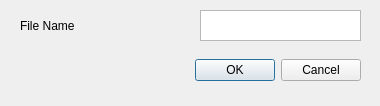
Before: the Qt Designer form ui/getstring.ui in berndhs/satview, drawn with Qt 5.
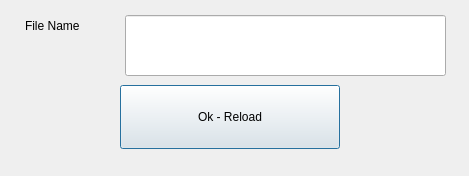
After: the same form once the commit is applied.

The edit to the form file:
```diff
--- a/ui/getstring.ui
+++ b/ui/getstring.ui
@@ -6,45 +6,19 @@
    <rect>
     <x>0</x>
     <y>0</y>
-    <width>380</width>
-    <height>106</height>
+    <width>469</width>
+    <height>176</height>
    </rect>
   </property>
   <property name="windowTitle">
    <string>Dialog</string>
   </property>
-  <widget class="QDialogButtonBox" name="buttonBox">
-   <property name="geometry">
-    <rect>
-     <x>140</x>
-     <y>50</y>
-     <width>221</width>
-     <height>41</height>
-    </rect>
-   </property>
-   <property name="orientation">
-    <enum>Qt::Horizontal</enum>
-   </property>
-   <property name="standardButtons">
-    <set>QDialogButtonBox::Cancel|QDialogButtonBox::Ok</set>
-   </property>
-  </widget>
-  <widget class="QPlainTextEdit" name="textValueBox">
-   <property name="geometry">
-    <rect>
-     <x>200</x>
-     <y>10</y>
-     <width>161</width>
-     <height>31</height>
-    </rect>
-   </property>
-  </widget>
   <widget class="QLabel" name="boxLabel">
    <property name="geometry">
     <rect>
-     <x>20</x>
+     <x>25</x>
      <y>10</y>
-     <width>171</width>
+     <width>81</width>
      <height>31</height>
     </rect>
    </property>
@@ -52,6 +26,29 @@
     <string>File Name</string>
    </property>
   </widget>
+  <widget class="QPushButton" name="okButton">
+   <property name="geometry">
+    <rect>
+     <x>120</x>
+     <y>85</y>
+     <width>220</width>
+     <height>64</height>
+    </rect>
+   </property>
+   <property name="text">
+    <string>Ok - Reload</string>
+   </property>
+  </widget>
+  <widget class="QLineEdit" name="textValueBox">
+   <property name="geometry">
+    <rect>
+     <x>125</x>
+     <y>15</y>
+     <width>321</width>
+     <height>61</height>
+    </rect>
+   </property>
+  </widget>
  </widget>
  <resources/>
  <connections>
```
Left out of the diff: 35 changed lines with no effect on the pictures.
